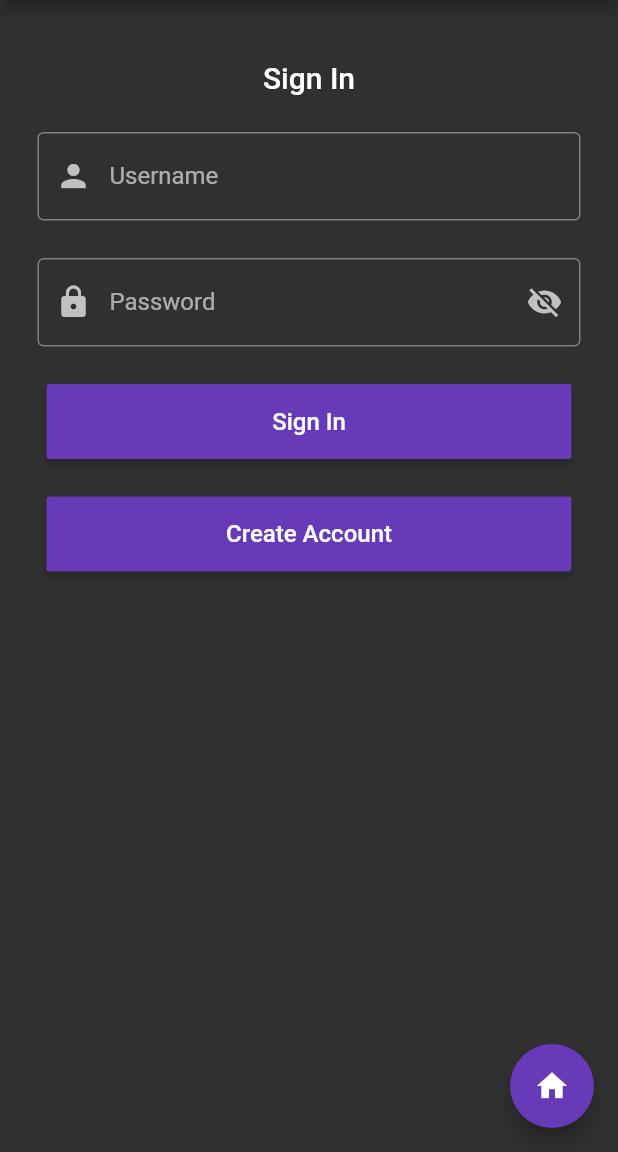
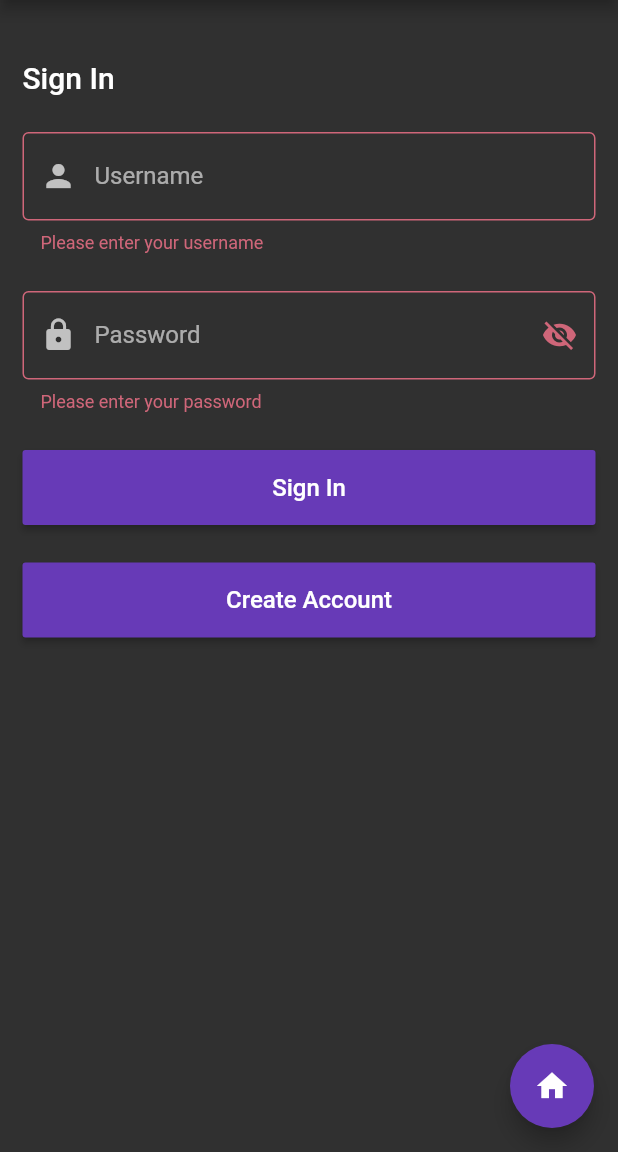
Before and after one commit to joshcalafell/wordsleuth, a Flutter app: the screen it shows after launch, on a phone screen of 412 x 824 dp, the part 84-1236 px from its top. Run offline on Flutter 3.47's test engine with Material 2 defaults, Android fonts, the phone set to English and light mode, and no system bars; missing offline and left inert: amplify_auth_cognito, amplify_flutter.

Commit message:
Reduced widgets and validation for sign in

```diff
--- a/lib/auth/sign_in.dart
+++ b/lib/auth/sign_in.dart
@@ -2,6 +2,8 @@ import 'package:amplify_flutter/amplify_flutter.dart';
 import 'package:flutter/material.dart';
 import 'package:wordsleuth/auth/sign_up.dart';
 import 'package:wordsleuth/pages/lander_page.dart';
+
+class SignIn {}
 
 class SignInPage extends StatefulWidget {
   const SignInPage({super.key, required this.title});
@@ -71,28 +73,24 @@ class _SignInPageState extends State<SignInPage> {
 
   @override
   Widget build(BuildContext context) {
-    return Form(
-        key: _formKey,
-        child: Scaffold(
+    return Scaffold(
         appBar: AppBar(
           title: Text(widget.title),
           backgroundColor: Colors.deepPurple,
           foregroundColor: Colors.white,
         ),
-            body: ListView(
+        body: Form(
+            key: _formKey,
+            child: ListView(
                 shrinkWrap: false,
                 padding: const EdgeInsets.all(15.0),
                 children: <Widget>[
                   const SizedBox(
                     height: 25.0,
                   ),
-                Container(
-                  padding: const EdgeInsets.fromLTRB(10, 0, 10, 0),
-                  child: Column(
-                    children: <Widget>[
                   const Text('Sign In',
-                          style: TextStyle(
-                              fontWeight: FontWeight.w500, fontSize: 20)),
+                      style:
+                          TextStyle(fontWeight: FontWeight.w500, fontSize: 20)),
                   const SizedBox(
                     height: 25.0,
                   ),
@@ -104,6 +102,7 @@ class _SignInPageState extends State<SignInPage> {
                         return null;
                       }
                     },
+                    autovalidateMode: AutovalidateMode.always,
                     controller: usernameController,
                     decoration: const InputDecoration(
                       border: OutlineInputBorder(),
@@ -122,6 +121,7 @@ class _SignInPageState extends State<SignInPage> {
                         return null;
                       }
                     },
+                    autovalidateMode: AutovalidateMode.always,
                     controller: passwordController,
                     obscureText: !passwordVisible,
                     decoration: InputDecoration(
@@ -168,7 +168,7 @@ class _SignInPageState extends State<SignInPage> {
                   MaterialButton(
                     onPressed: () {
                       // Validate returns true if the form is valid, or false otherwise.
-                          Navigator.pushReplacement(
+                      Navigator.push(
                           context,
                           MaterialPageRoute(
                               builder: (context) =>
@@ -184,24 +184,19 @@ class _SignInPageState extends State<SignInPage> {
                         color: Colors.white,
                       ),
                     ),
-                      ),
-                    ],
-                  ),
                   )
-              ],
-            ),
+                ])),
         floatingActionButton: FloatingActionButton(
           onPressed: () {
             signOutCurrentUser().then((value) => Navigator.push(
                 context,
                 MaterialPageRoute(
-                        builder: (context) =>
-                            SignInPage(title: widget.title))));
+                    builder: (context) => SignInPage(title: widget.title))));
           },
           tooltip: 'Go Home',
           foregroundColor: Colors.white,
           backgroundColor: Colors.deepPurple,
           child: const Icon(Icons.home),
-            )));
+        ));
   }
 }
```
Also changed, not shown: lib/auth/sign_up.dart (+0 -10 lines). Lines whose indentation alone changed are shown as unchanged.
